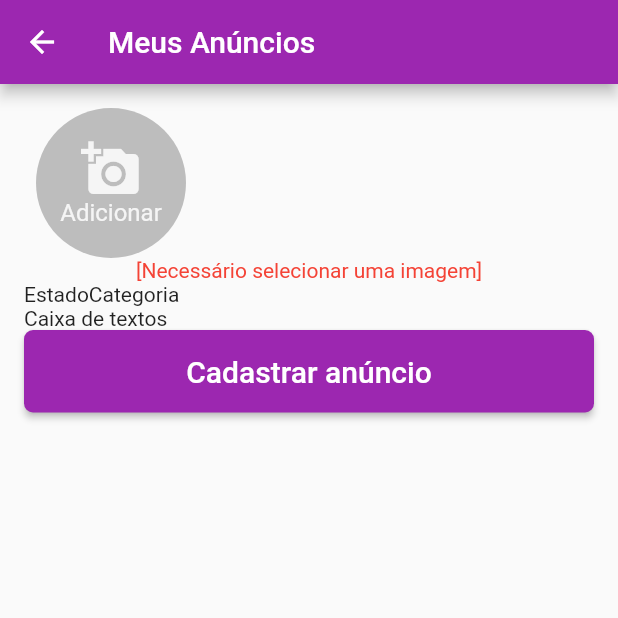
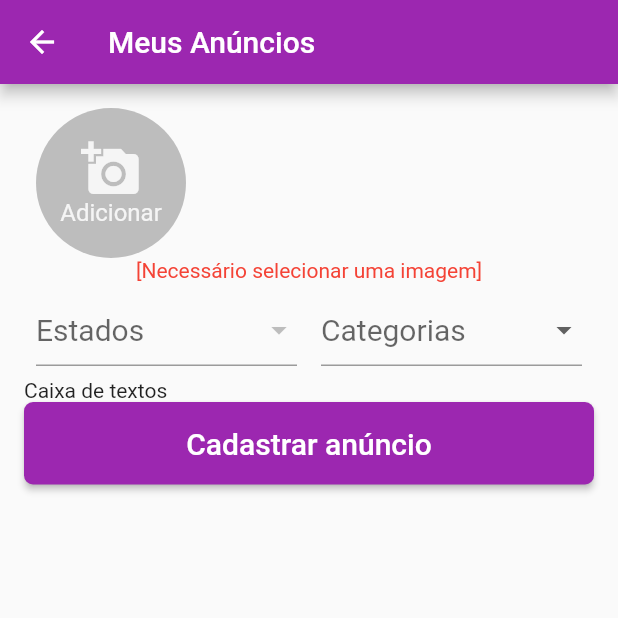
Before and after one commit to ValdecirPadovani/olx, a Flutter app: the NovoAnuncio screen opened by its route, after a tap on "Cadastrar anúncio", on a phone screen of 412 x 824 dp, the top half of it. Run offline on Flutter 3.47's test engine with Material 2 defaults, Android fonts, the phone set to English and light mode, and no system bars; our stand-ins replace brasil_fields, firebase_auth, image_picker; missing offline and left inert: validadores; accounts and stored records are empty; statements that could not run were skipped.

Commit message:
Dropdown e validacao

```diff
--- a/lib/views/NovoAnuncio.dart
+++ b/lib/views/NovoAnuncio.dart
@@ -1,9 +1,11 @@
 import 'dart:io';
 
+import 'package:brasil_fields/brasil_fields.dart';
 import 'package:flutter/cupertino.dart';
 import 'package:flutter/material.dart';
 import 'package:image_picker/image_picker.dart';
 import 'package:olx/views/widgets/BotaoCustomizado.dart';
+import 'package:validadores/Validador.dart';
 
 class NovoAnuncio extends StatefulWidget {
   @override
@@ -13,9 +15,14 @@ class NovoAnuncio extends StatefulWidget {
 class _NovoAnuncioState extends State<NovoAnuncio> {
 
   List<File> _listImagens = List();
+  List<DropdownMenuItem<String>> _listItensDorpEstados = List();
+  List<DropdownMenuItem<String>> _listItensDorpCategorias = List();
   final _formKey = GlobalKey<FormState>();
   final ImagePicker _piker = ImagePicker();
   File _image;
+
+  String _itemSelecionadoEstado;
+  String _itemSelecionadoCategoria;
 
   Future _selecionarImagemGaleria() async {
     final imagemSelecionada = await _piker.getImage(source: ImageSource.gallery);
@@ -28,6 +35,43 @@ class _NovoAnuncioState extends State<NovoAnuncio> {
         _listImagens.add(_image);
       });
     }
+  }
+
+  @override
+  void initState() {
+    // TODO: implement initState
+    super.initState();
+    _carregarItensDropdown();
+  }
+
+  _carregarItensDropdown(){
+
+    _listItensDorpCategorias.add(
+        DropdownMenuItem(child: Text("Automóvel"), value: "auto",)
+    );
+
+    _listItensDorpCategorias.add(
+        DropdownMenuItem(child: Text("Imóvel"), value: "imovel",)
+    );
+
+    _listItensDorpCategorias.add(
+        DropdownMenuItem(child: Text("Eletrônicos"), value: "eletro",)
+    );
+
+    _listItensDorpCategorias.add(
+        DropdownMenuItem(child: Text("Moda"), value: "moda",)
+    );
+
+    _listItensDorpCategorias.add(
+        DropdownMenuItem(child: Text("Esportes"), value: "esportes",)
+    );
+
+
+   for(var estados in Estados.listaEstadosAbrv){
+    _listItensDorpEstados.add(
+        DropdownMenuItem(child: Text(estados), value: estados,)
+    );
+   }
   }
 
   @override
@@ -152,8 +196,50 @@ class _NovoAnuncioState extends State<NovoAnuncio> {
                 ),
                 Row(
                   children: <Widget>[
-                    Text("Estado"),
-                    Text("Categoria"),
+                    Expanded(
+                      child: Padding(
+                        padding: EdgeInsets.all(8),
+                        child: DropdownButtonFormField(
+                          value: _itemSelecionadoEstado,
+                          hint: Text("Estados"),
+                          style: TextStyle(
+                            color: Colors.black,
+                            fontSize: 20
+                          ),
+                          items: _listItensDorpEstados,
+                          validator: (valor){
+                            return Validador().add(Validar.OBRIGATORIO, msg: "Campo obrigatório").valido(valor);
+                          },
+                          onChanged: (valor){
+                            setState(() {
+                              _itemSelecionadoEstado = valor;
+                            });
+                          },
+                        ),
+                      ),
+                    ),
+                    Expanded(
+                      child: Padding(
+                        padding: EdgeInsets.all(8),
+                        child: DropdownButtonFormField(
+                          value: _itemSelecionadoCategoria,
+                          hint: Text("Categorias"),
+                          style: TextStyle(
+                              color: Colors.black,
+                              fontSize: 20
+                          ),
+                          items: _listItensDorpCategorias,
+                          validator: (valor){
+                            return Validador().add(Validar.OBRIGATORIO, msg: "Campo obrigatório").valido(valor);
+                          },
+                          onChanged: (valor){
+                            setState(() {
+                              _itemSelecionadoCategoria = valor;
+                            });
+                          },
+                        ),
+                      ),
+                    ),
                   ],
                 ),
                 Text("Caixa de textos"),
--- a/pubspec.yaml
+++ b/pubspec.yaml
@@ -33,6 +33,8 @@ dependencies:
   firebase_storage: ^3.1.3
   cloud_firestore: ^0.13.6
   image_picker: ^0.6.7+4
+  validadores: ^0.0.1
+  brasil_fields: ^0.3.0
 
 dev_dependencies:
   flutter_test:
```
Also changed, not shown: pubspec.lock.
